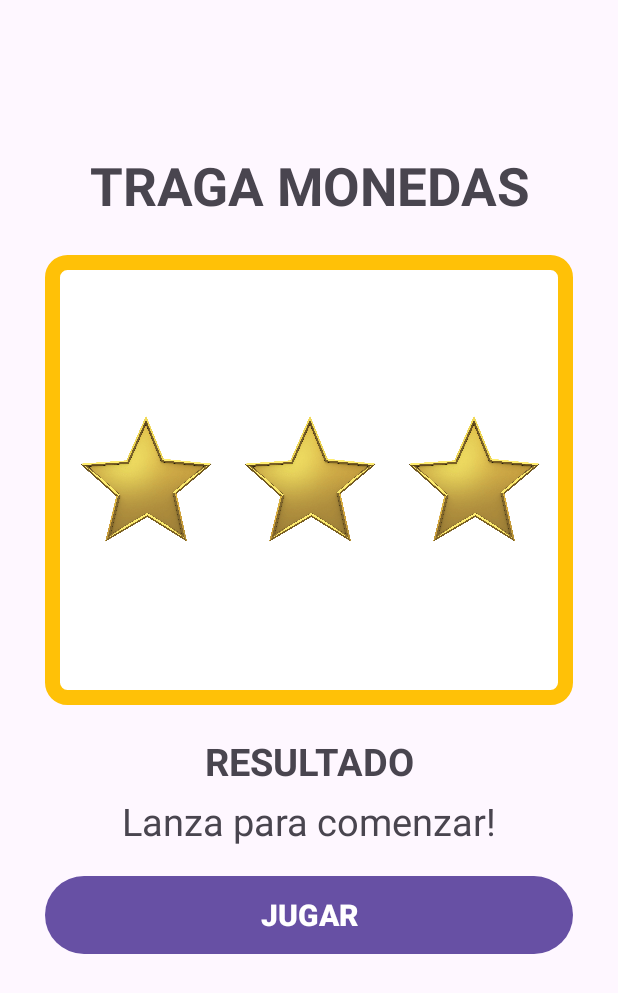
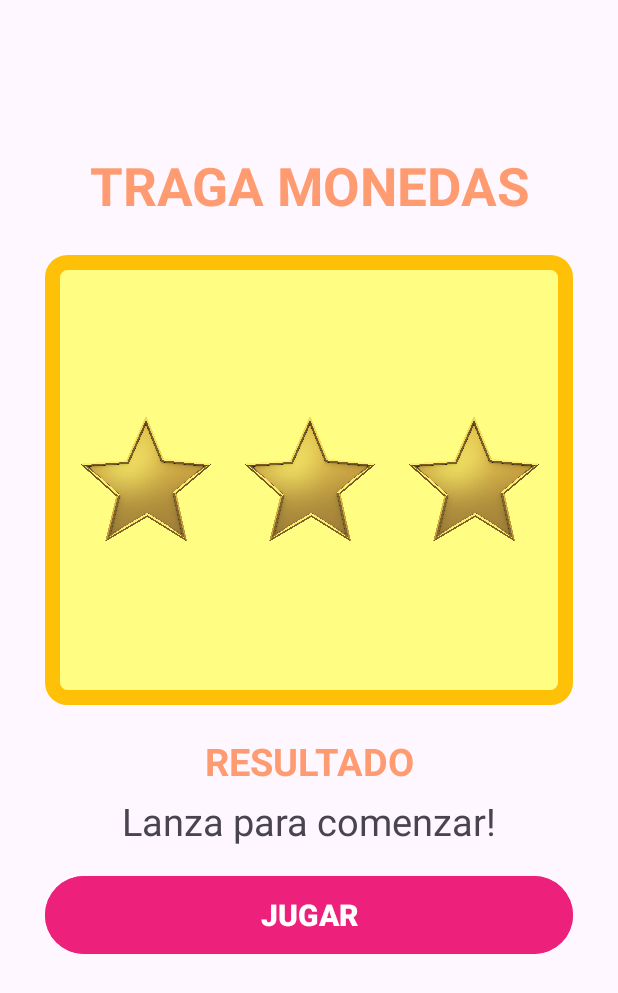
Before and after one commit to lucasgutmann0/basic-coin-swallower, an Android app: the screen it shows after launch (MainActivity), on a phone screen of 412 x 824 dp. Shown: the top 993 px of the screen. Run offline under Robolectric (Android 15) with nearby library versions, the phone set to English and light mode, and no system bars; 11 statements that could not run were skipped.

Commit message:
change of colors

```diff
--- a/app/src/main/res/drawable/layout_border.xml
+++ b/app/src/main/res/drawable/layout_border.xml
@@ -1,6 +1,6 @@
 <?xml version="1.0" encoding="UTF-8"?>
 <shape xmlns:android="http://schemas.android.com/apk/res/android">
-    <solid android:color="#FFFFFF"/>
+    <solid android:color="#fffd82"/>
     <stroke android:width="10dip" android:color="#FFC107" />
     <corners android:radius="10dip"/>
     <padding android:left="0dip" android:top="0dip" android:right="0dip" android:bottom="0dip" />
--- a/app/src/main/res/layout/activity_main.xml
+++ b/app/src/main/res/layout/activity_main.xml
@@ -13,6 +13,7 @@
         android:layout_width="match_parent"
         android:layout_height="40dp"
         android:text="TRAGA MONEDAS"
+        android:textColor="@color/orange"
         android:textAlignment="center"
         android:textSize="35sp"
         android:textStyle="bold"
@@ -73,6 +74,7 @@
         android:layout_height="40dp"
         android:layout_marginTop="20dp"
         android:text="RESULTADO"
+        android:textColor="@color/orange"
         android:textAlignment="center"
         android:textSize="25sp"
         android:textStyle="bold"
@@ -93,6 +95,7 @@
 
     <com.google.android.material.button.MaterialButton
         android:id="@+id/play_btn"
+        android:backgroundTint="#ed217c"
         android:layout_width="match_parent"
         android:layout_height="60dp"
         android:text="JUGAR"
--- a/app/src/main/res/values/colors.xml
+++ b/app/src/main/res/values/colors.xml
@@ -2,4 +2,7 @@
 <resources>
     <color name="black">#FF000000</color>
     <color name="white">#FFFFFFFF</color>
+    <color name="base">#2d3047</color>
+    <color name="rose">#ed217c</color>
+    <color name="orange">#ff9b71</color>
 </resources>
```
